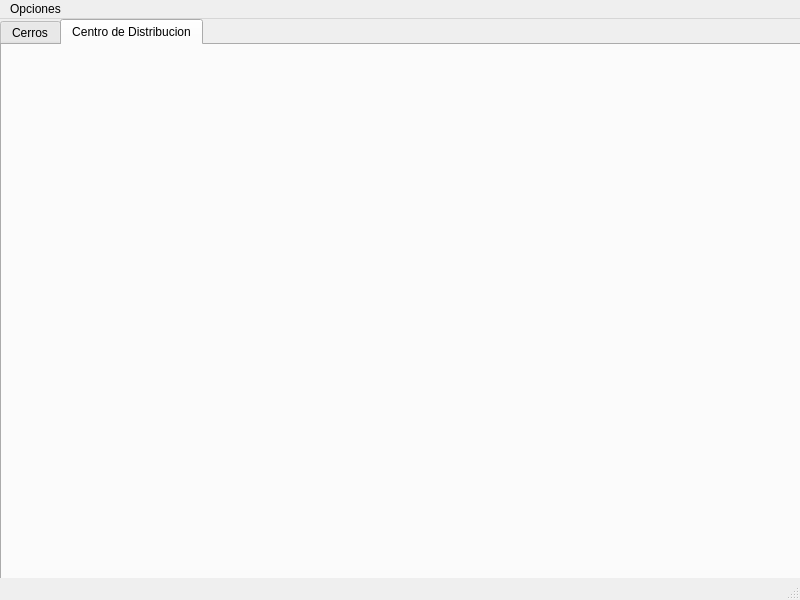
Before: the Qt Designer form adminwindow.ui in GersonPincheira/Flipigas, drawn with Qt 5.
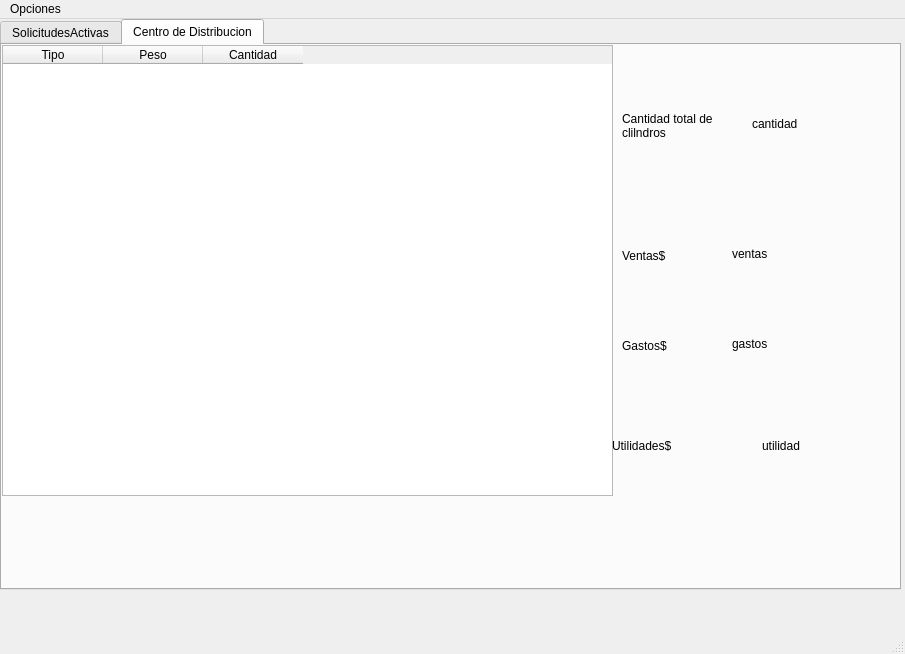
After: the same form once the commit is applied. The open tabs and pages were chosen to show the change.

What changed in the file:
```diff
--- a/adminwindow.ui
+++ b/adminwindow.ui
@@ -6,8 +6,8 @@
    <rect>
     <x>0</x>
     <y>0</y>
-    <width>800</width>
-    <height>600</height>
+    <width>905</width>
+    <height>654</height>
    </rect>
   </property>
   <property name="windowTitle">
@@ -19,8 +19,8 @@
      <rect>
       <x>0</x>
       <y>0</y>
-      <width>801</width>
-      <height>561</height>
+      <width>901</width>
+      <height>571</height>
      </rect>
     </property>
     <layout class="QGridLayout" name="gridLayout">
@@ -29,9 +29,12 @@
        <property name="currentIndex">
         <number>0</number>
        </property>
-       <widget class="QWidget" name="Cerros">
+       <property name="elideMode">
+        <enum>Qt::ElideNone</enum>
+       </property>
+       <widget class="QWidget" name="SolicitudesActivas">
         <attribute name="title">
-         <string>Cerros</string>
+         <string>SolicitudesActivas</string>
         </attribute>
         <widget class="QTableWidget" name="tableWidget">
          <property name="geometry">
@@ -63,6 +66,171 @@
         <attribute name="title">
          <string>Centro de Distribucion</string>
         </attribute>
+        <widget class="QTableWidget" name="tableWidget_2">
+         <property name="geometry">
+          <rect>
+           <x>0</x>
+           <y>0</y>
+           <width>611</width>
+           <height>451</height>
+          </rect>
+         </property>
+         <column>
+          <property name="text">
+           <string>Tipo</string>
+          </property>
+         </column>
+         <column>
+          <property name="text">
+           <string>Peso</string>
+          </property>
+         </column>
+         <column>
+          <property name="text">
+           <string>Cantidad</string>
+          </property>
+         </column>
+        </widget>
+        <widget class="QLabel" name="label">
+         <property name="geometry">
+          <rect>
+           <x>620</x>
+           <y>20</y>
+           <width>121</width>
+           <height>121</height>
+          </rect>
+         </property>
+         <property name="frameShadow">
+          <enum>QFrame::Plain</enum>
+         </property>
+         <property name="lineWidth">
+          <number>3</number>
+         </property>
+         <property name="text">
+          <string>Cantidad total de clilndros</string>
+         </property>
+         <property name="wordWrap">
+          <bool>true</bool>
+         </property>
+        </widget>
+        <widget class="QLabel" name="cantidadCilindrosBox">
+         <property name="geometry">
+          <rect>
+           <x>750</x>
+           <y>60</y>
+           <width>123</width>
+           <height>37</height>
+          </rect>
+         </property>
+         <property name="text">
+          <string>cantidad</string>
+         </property>
+        </widget>
+        <widget class="QLabel" name="label_2">
+         <property name="geometry">
+          <rect>
+           <x>620</x>
+           <y>150</y>
+           <width>121</width>
+           <height>121</height>
+          </rect>
+         </property>
+         <property name="frameShadow">
+          <enum>QFrame::Plain</enum>
+         </property>
+         <property name="lineWidth">
+          <number>3</number>
+         </property>
+         <property name="text">
+          <string>Ventas$</string>
+         </property>
+         <property name="wordWrap">
+          <bool>true</bool>
+         </property>
+        </widget>
+        <widget class="QLabel" name="label_3">
+         <property name="geometry">
+          <rect>
+           <x>620</x>
+           <y>240</y>
+           <width>121</width>
+           <height>121</height>
+          </rect>
+         </property>
+         <property name="frameShadow">
+          <enum>QFrame::Plain</enum>
+         </property>
+         <property name="lineWidth">
+          <number>3</number>
+         </property>
+         <property name="text">
+          <string>Gastos$</string>
+         </property>
+         <property name="wordWrap">
+          <bool>true</bool>
+         </property>
+        </widget>
+        <widget class="QLabel" name="label_4">
+         <property name="geometry">
+          <rect>
+           <x>610</x>
+           <y>340</y>
+           <width>161</width>
+           <height>121</height>
+          </rect>
+         </property>
+         <property name="frameShadow">
+          <enum>QFrame::Plain</enum>
+         </property>
+         <property name="lineWidth">
+          <number>3</number>
+         </property>
+         <property name="text">
+          <string>Utilidades$</string>
+         </property>
+         <property name="wordWrap">
+          <bool>true</bool>
+         </property>
+        </widget>
+        <widget class="QLabel" name="VentasBox">
+         <property name="geometry">
+          <rect>
+           <x>730</x>
+           <y>190</y>
+           <width>161</width>
+           <height>37</height>
+          </rect>
+         </property>
+         <property name="text">
+          <string>ventas</string>
+         </property>
+        </widget>
+        <widget class="QLabel" name="gastosBox">
+         <property name="geometry">
+          <rect>
+           <x>730</x>
+           <y>280</y>
+           <width>161</width>
+           <height>37</height>
+          </rect>
+         </property>
+         <property name="text">
+          <string>gastos</string>
+         </property>
+        </widget>
+        <widget class="QLabel" name="utilidadBox">
+         <property name="geometry">
+          <rect>
+           <x>760</x>
+           <y>380</y>
+           <width>131</width>
+           <height>41</height>
+          </rect>
+         </property>
+         <property name="text">
+          <string>utilidad</string>
+         </property>
+        </widget>
        </widget>
       </widget>
      </item>
@@ -74,7 +242,7 @@
     <rect>
      <x>0</x>
      <y>0</y>
-     <width>800</width>
+     <width>905</width>
      <height>42</height>
     </rect>
    </property>
```
Left out of the diff: 27 changed lines with no effect on the pictures.
